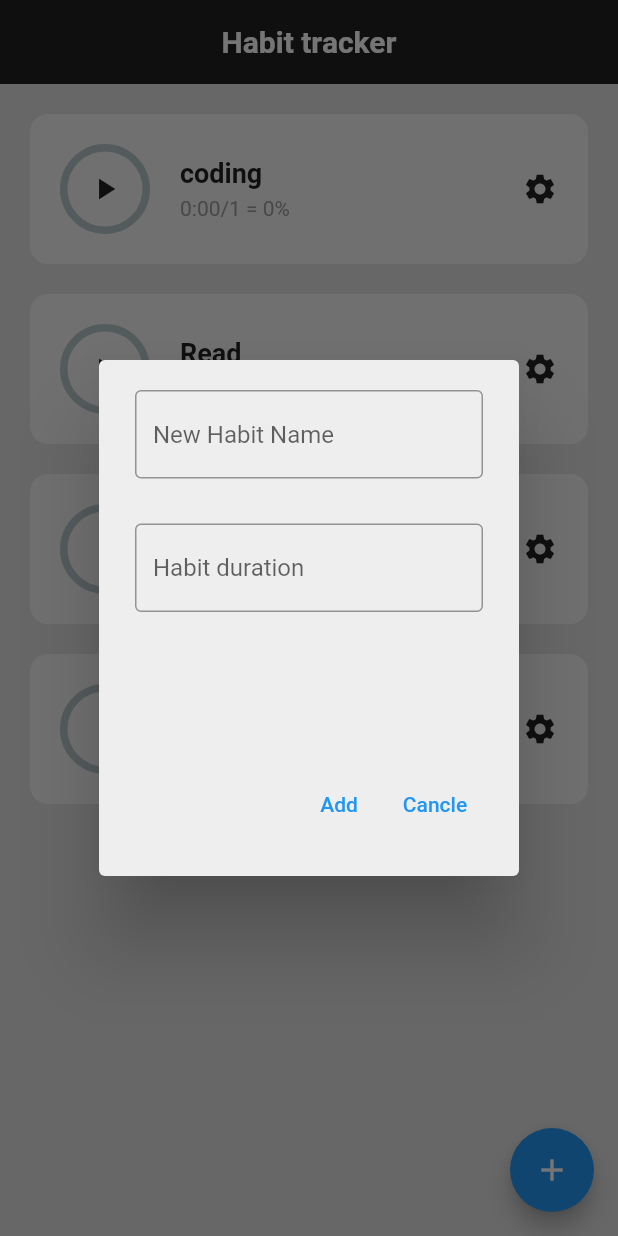
After one commit to SaifIvnaAlam/habit_tracker, a Flutter app: the screen it shows after launch, after a tap on the "add" icon, on a phone screen of 412 x 824 dp. The commit adds this screen. Run offline on Flutter 3.47's test engine with Material 2 defaults, Android fonts, the phone set to English and light mode, and no system bars; drawn by our look-alikes of percent_indicator.

Commit message:
added: Newhabit option

```diff
--- a/lib/pages/home_page.dart
+++ b/lib/pages/home_page.dart
@@ -1,6 +1,7 @@
 import 'dart:async';
 
 import 'package:flutter/material.dart';
+import 'package:habit_tracker/util/add_habit.dart';
 import 'package:habit_tracker/util/habit_tile.dart';
 
 class HomePage extends StatefulWidget {
@@ -11,6 +12,9 @@ class HomePage extends StatefulWidget {
 }
 
 class _HomePageState extends State<HomePage> {
+  final _controller = TextEditingController();
+  final _timeController = TextEditingController();
+
   List habitList = [
     ["coding", false, 0, 1],
     ["Read", false, 0, 10],
@@ -21,13 +25,11 @@ class _HomePageState extends State<HomePage> {
   void habitStarted(int index) {
     var startTime = DateTime.now();
     int spentTime = habitList[index][2];
-    setState(
-      () {
+    setState(() {
       habitList[index][1] = !habitList[index][1];
-      },
-    );
+    });
     if (habitList[index][1]) {
-      Timer.periodic(Duration(seconds: 1), (timer) {
+      Timer.periodic(const Duration(seconds: 1), (timer) {
         setState(() {
           if (!habitList[index][1]) {
             timer.cancel();
@@ -50,6 +52,29 @@ class _HomePageState extends State<HomePage> {
           return AlertDialog(
             title: Text("Setting for " + habitList[index][0]),
           );
+        });
+  }
+
+  void addNewHabit() {
+    setState(() {
+      showDialog(
+          context: context,
+          builder: (context) {
+            return NewHabit(
+              controller: _controller,
+              onSave: saveNewTask,
+            );
+          });
+    });
+  }
+
+  void saveNewTask() {
+    setState(() {
+      habitList.add(
+        [_controller.text, false, 0, 1],
+      );
+      _controller.clear();
+      Navigator.of(context).pop();
     });
   }
 
@@ -83,7 +108,13 @@ class _HomePageState extends State<HomePage> {
               settingsTapped: () {
                 settingOpened(index);
               });
-          })),
+        }),
+      ),
+      floatingActionButton: FloatingActionButton(
+          onPressed: () {
+            addNewHabit();
+          },
+          child: const Icon(Icons.add)),
     );
   }
 }
--- /dev/null
+++ b/lib/util/add_habit.dart
@@ -0,0 +1,60 @@
+import 'package:flutter/material.dart';
+
+class NewHabit extends StatelessWidget {
+  final controller;
+  // final timeController;
+  VoidCallback onSave;
+  NewHabit({
+    Key? key,
+    required this.controller,
+    required this.onSave,
+  }) : super(key: key);
+
+  @override
+  Widget build(BuildContext context) {
+    return AlertDialog(
+      backgroundColor: Colors.grey[200],
+      content: SizedBox(
+        height: 300,
+        child: Column(
+          mainAxisAlignment: MainAxisAlignment.spaceBetween,
+          children: [
+            Column(
+              children: [
+                TextField(
+                  controller: controller,
+                  decoration: const InputDecoration(
+                    border: OutlineInputBorder(),
+                    hintText: "New Habit Name",
+                  ),
+                ),
+                const SizedBox(
+                  height: 30,
+                ),
+                const TextField(
+                  keyboardType: TextInputType.number,
+                  decoration: InputDecoration(
+                    border: OutlineInputBorder(),
+                    hintText: "Habit duration",
+                    suffix: Text('Min'),
+                  ),
+                ),
+              ],
+            ),
+            Row(
+              mainAxisAlignment: MainAxisAlignment.end,
+              children: [
+                TextButton(onPressed: onSave, child: const Text("Add")),
+                TextButton(
+                    onPressed: () {
+                      Navigator.of(context).pop();
+                    },
+                    child: const Text("Cancle"))
+              ],
+            )
+          ],
+        ),
+      ),
+    );
+  }
+}
```
Lines whose indentation alone changed are shown as unchanged.
